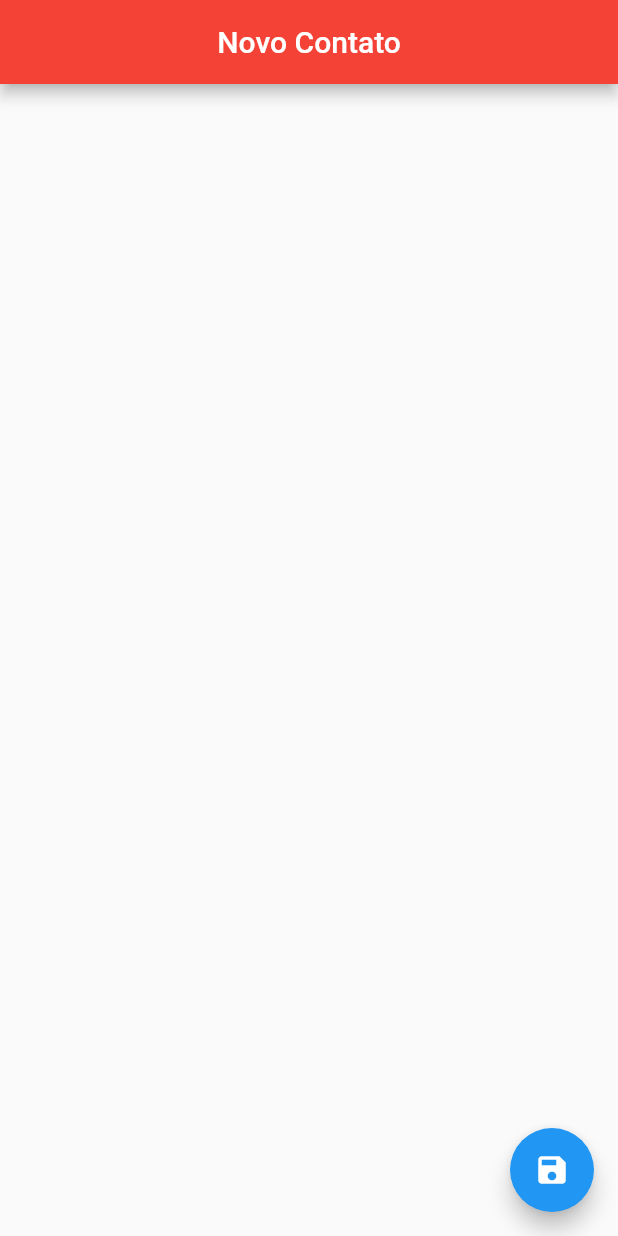
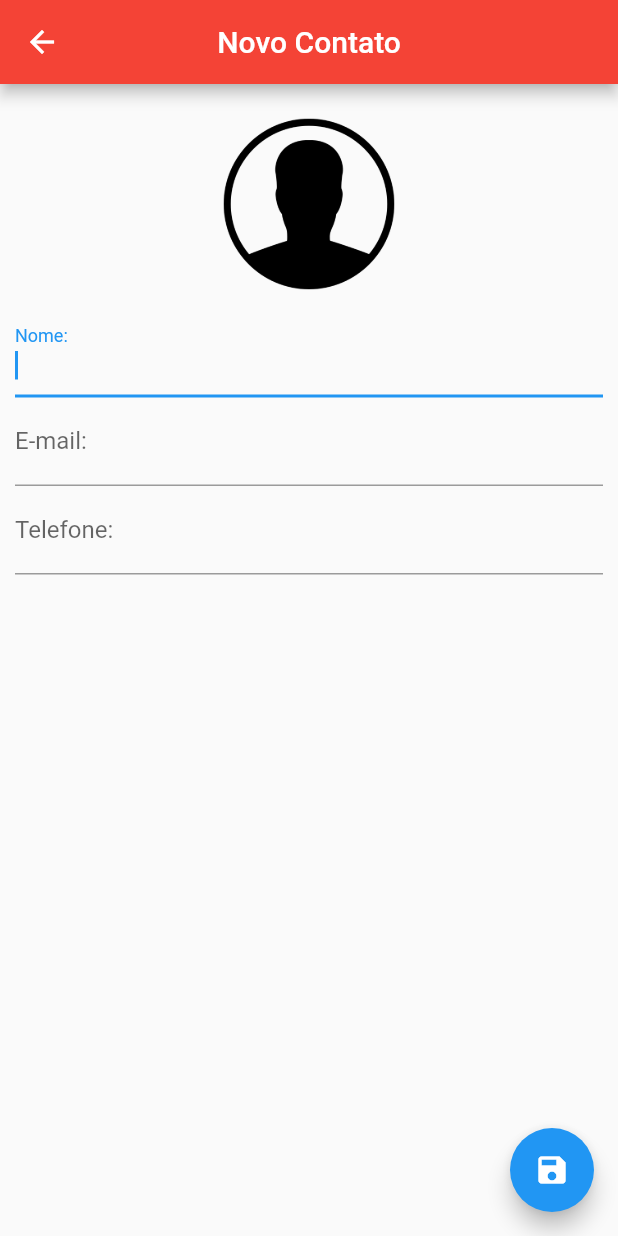
Before and after one commit to nilzonalves/agenda-contatos, a Flutter app: the ContactPage screen opened directly, after a tap on the "save" icon, on a phone screen of 412 x 824 dp. Run offline on Flutter 3.47's test engine with Material 2 defaults, Android fonts, the phone set to English and light mode, and no system bars; our stand-ins replace sqflite; accounts and stored records are empty.

```diff
--- a/lib/main.dart
+++ b/lib/main.dart
@@ -4,7 +4,7 @@ import 'package:agenda_contatos/ui/home_page.dart';
 
 void main(){
   runApp(MaterialApp(
-    home: ContactPage(),
+    home: HomePage(),
     debugShowCheckedModeBanner: false,
   ));
 }
--- a/lib/ui/contact_page.dart
+++ b/lib/ui/contact_page.dart
@@ -1,10 +1,13 @@
+import 'dart:io';
+
 import 'package:agenda_contatos/helpers/contact_helper.dart';
+import 'package:flutter/cupertino.dart';
 import 'package:flutter/material.dart';
 
 class ContactPage extends StatefulWidget {
   final Contact contact;
   //ÉSTÁ ENTRE CHAVES, POIS É UM PARÂMETRO OPCIONAL.
-  ContactPage({this.contact}); // serve para, caso na tela anterior, clique no contato, e editar, as info do contato, vem pra essa tela.
+  ContactPage({this.contact}); // Este CONSTRUTOR, serve para, caso na tela anterior, clique no contato, e editar, as info do contato, vem pra essa tela.
 
   @override
   _ContactPageState createState() => _ContactPageState();
@@ -13,6 +16,11 @@ class ContactPage extends StatefulWidget {
 class _ContactPageState extends State<ContactPage> {
 
   Contact _editedContact;
+  bool _userEdited = false;
+  final _nameController = TextEditingController();
+  final _emailController = TextEditingController();
+  final _phoneController = TextEditingController();
+  final _nameFocus = FocusNode();
 
   @override
   void initState() {
@@ -21,6 +29,10 @@ class _ContactPageState extends State<ContactPage> {
       _editedContact = Contact();
     }else{
       _editedContact = Contact.fromMap(widget.contact.toMap());
+
+      _nameController.text = _editedContact.name;
+      _emailController.text = _editedContact.email;
+      _phoneController.text  = _editedContact.phone;
     }
   }
 
@@ -33,9 +45,65 @@ class _ContactPageState extends State<ContactPage> {
         centerTitle: true,
       ),
       floatingActionButton: FloatingActionButton(
-        onPressed: (){},
+        onPressed: (){
+          if(_editedContact.name != null && _editedContact.name.isNotEmpty){
+            Navigator.pop(context, _editedContact); // o POP remove a tela, e volta para a anterior.
+          }else{
+            FocusScope.of(context).requestFocus(_nameFocus);
+          }
+        },
         child: Icon(Icons.save),
       ),
+      body: SingleChildScrollView(
+        padding: EdgeInsets.all(10.0),
+        child: Column(
+          children: [
+            GestureDetector(
+              child: Container(
+                width: 140.0,
+                height: 140.0,
+                decoration: BoxDecoration(
+                    shape: BoxShape.circle,
+                    image: DecorationImage(
+                        image: _editedContact.img != null ?
+                        FileImage(File(_editedContact.img)) :
+                        AssetImage("images/person.png")
+                    )
+                ),
+              ),
+            ),
+            TextField(
+              controller: _nameController,
+              focusNode: _nameFocus,
+              decoration: InputDecoration(labelText: "Nome: "),
+              onChanged: (text){
+                _userEdited = true;
+                setState(() {
+                  _editedContact.name = text;
+                });
+              },
+            ),
+            TextField(
+              controller: _emailController,
+              decoration: InputDecoration(labelText: "E-mail: "),
+              onChanged: (text){
+                _userEdited = true;
+                _editedContact.email = text;
+              },
+              keyboardType: TextInputType.emailAddress,
+            ),
+            TextField(
+              controller: _phoneController,
+              decoration: InputDecoration(labelText: "Telefone: "),
+              onChanged: (text){
+                _userEdited = true;
+                  _editedContact.phone = text;
+              },
+              keyboardType: TextInputType.phone,
+            ),
+          ],
+        ),
+      )
     );
   }
 
```
Also changed, not shown: lib/ui/home_page.dart (+32 -6 lines).
